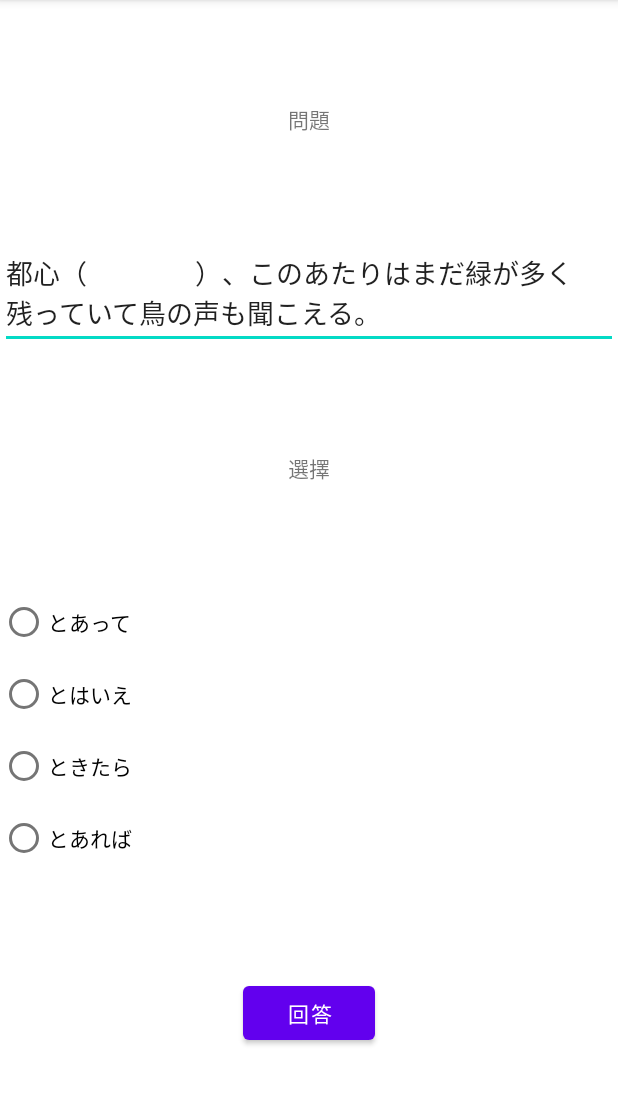
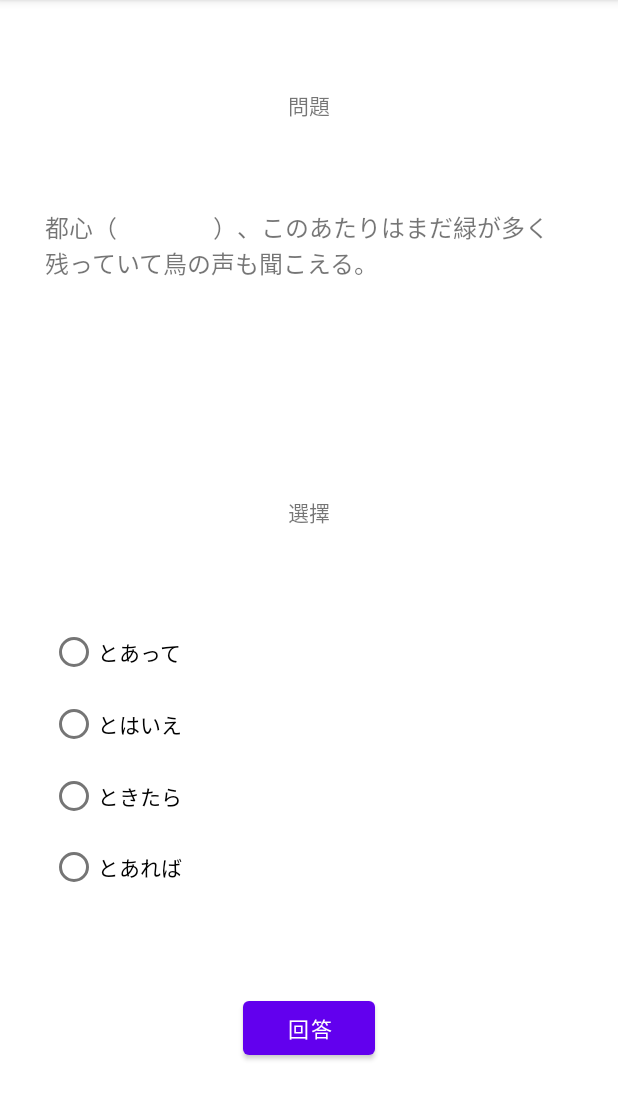
Before and after one commit to neojou/AndroidApp, an Android app: the screen it shows after launch (MainActivity), on a phone screen of 412 x 824 dp, the part 84-1204 px from its top. Run offline under Robolectric (Android 15) with nearby library versions, the phone set to English and light mode, and no system bars.

Commit message:
JLPT trainer v0.02
    - move plain text to string.xml
    - adjust the width size of the context and choices

Signed-off-by: neojou <neojou@gmail.com>

```diff
--- a/JLPTtrainer/app/build.gradle
+++ b/JLPTtrainer/app/build.gradle
@@ -28,7 +28,6 @@ android {
 }
 
 dependencies {
-
     implementation 'androidx.appcompat:appcompat:1.5.1'
     implementation 'com.google.android.material:material:1.7.0'
     implementation 'androidx.constraintlayout:constraintlayout:2.1.4'
--- a/JLPTtrainer/app/src/main/res/layout/activity_main.xml
+++ b/JLPTtrainer/app/src/main/res/layout/activity_main.xml
@@ -10,19 +10,20 @@
 
     <TextView
         android:id="@+id/question_title"
-        android:layout_width="wrap_content"
+        android:layout_width="match_parent"
         android:layout_height="wrap_content"
         android:text="@string/question_title"
-    />
+        android:textAlignment="center"
+        />
 
-    <EditText
+    <TextView
         android:id="@+id/question_content"
-        android:layout_width="match_parent"
-        android:layout_height="wrap_content"
-        android:layout_marginTop="20dp"
-        android:gravity="start|top"
-        android:inputType="textMultiLine"
+        android:layout_width="352dp"
+        android:layout_height="132dp"
         android:text="@string/question_content"
+        android:textSize="16sp"
+        app:layout_constraintEnd_toEndOf="parent"
+        app:layout_constraintStart_toStartOf="parent"
         app:layout_constraintTop_toBottomOf="@+id/question_title" />
 
     <TextView
@@ -31,18 +32,17 @@
         android:layout_height="wrap_content"
         android:text="@string/choice_title"
         android:textAlignment="center"
-        tools:layout_editor_absoluteY="282dp" />
+        />
 
     <RadioGroup
         android:id="@+id/answers"
-        android:layout_width="match_parent"
-        android:layout_height="wrap_content"
+        android:layout_width="345dp"
+        android:layout_height="191dp"
         android:layout_marginStart="10dp"
         android:layout_marginTop="10dp"
         android:layout_marginEnd="10dp"
         android:orientation="vertical"
         app:layout_constraintEnd_toEndOf="parent"
-        app:layout_constraintHorizontal_bias="0.485"
         app:layout_constraintStart_toStartOf="parent"
         app:layout_constraintTop_toBottomOf="@+id/choice_title">
 
@@ -57,26 +57,23 @@
             android:id="@+id/answer2"
             android:layout_width="match_parent"
             android:layout_height="wrap_content"
-            android:text="@string/answer2"
- />
+            android:text="@string/answer2" />
 
         <RadioButton
             android:id="@+id/answer3"
             android:layout_width="match_parent"
             android:layout_height="wrap_content"
-            android:text="@string/answer3"
- />
+            android:text="@string/answer3" />
 
         <RadioButton
             android:id="@+id/answer4"
             android:layout_width="match_parent"
             android:layout_height="wrap_content"
-            android:text="@string/answer4"
- />
+            android:text="@string/answer4" />
     </RadioGroup>
 
     <Button
-        android:id="@+id/button"
+        android:id="@+id/button_answer"
         android:layout_width="wrap_content"
         android:layout_height="wrap_content"
         android:text="@string/button_answer"
@@ -89,8 +86,11 @@
         android:layout_height="match_parent"
         android:orientation="vertical"
         app:constraint_referenced_ids="question_title, question_content,
-             choice_title, answers,button"
-        app:flow_verticalAlign="top"
-        app:flow_verticalStyle="spread" />
+             choice_title, answers,button_answer"
+        app:flow_horizontalAlign="center"
+        app:flow_verticalAlign="bottom"
+        app:flow_verticalStyle="spread"
+        app:layout_constraintStart_toStartOf="parent"
+        />
 
 </androidx.constraintlayout.widget.ConstraintLayout>
```
